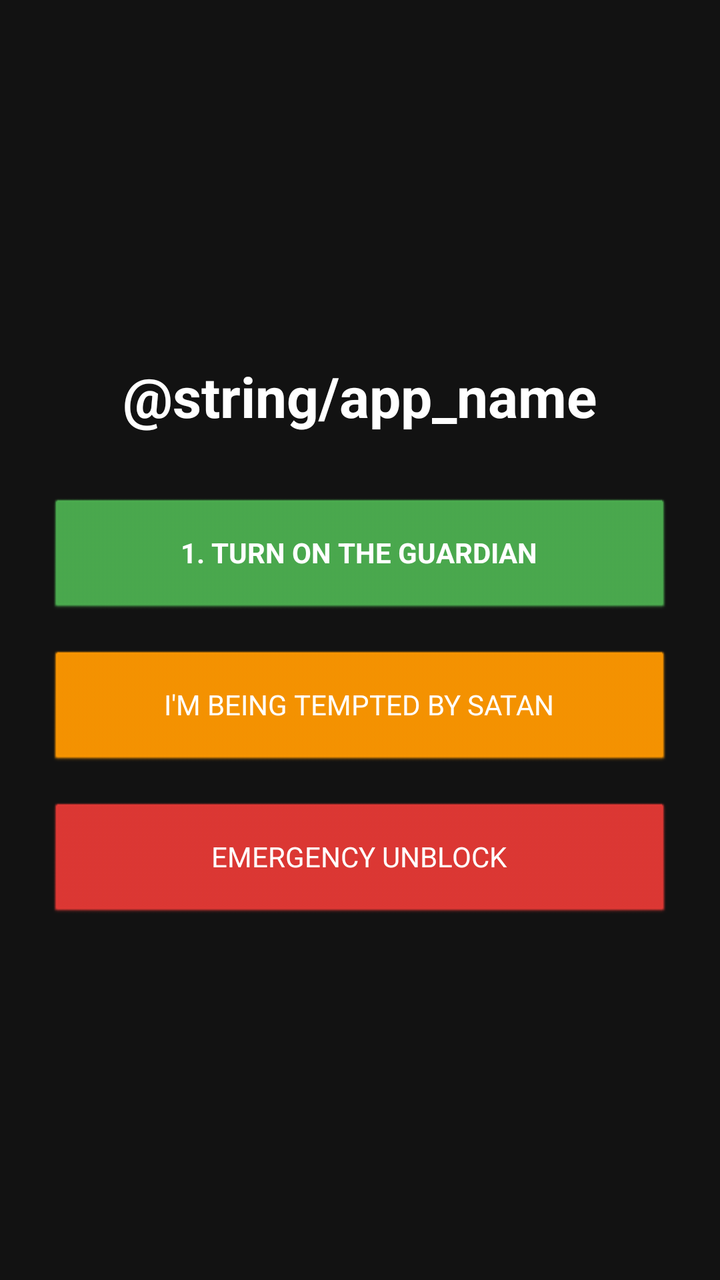
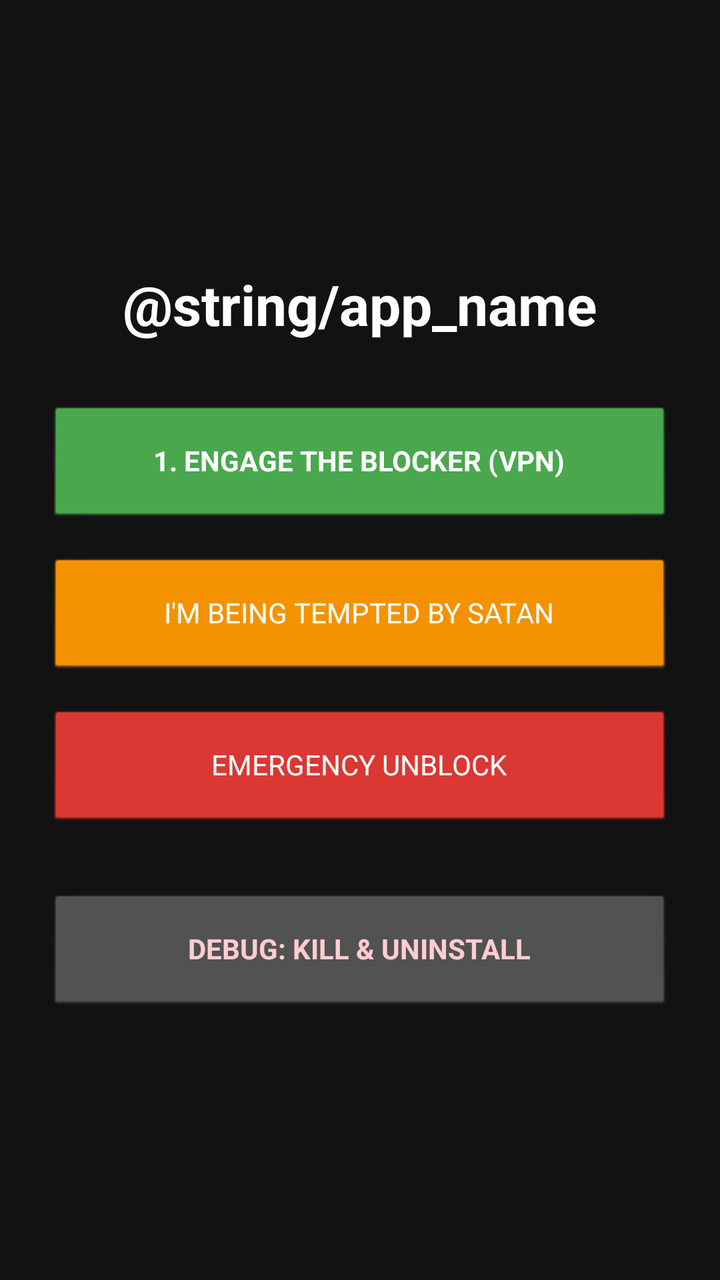

Before-and-after screenshots of an Android layout around one commit, followed by the original layout XML and the change that was made.
<!-- AndroidManifest.xml: application theme android:Theme.NoTitleBar -->
<!-- res/layout/activity_main.xml -->
<?xml version="1.0" encoding="utf-8"?>
<LinearLayout xmlns:android="http://schemas.android.com/apk/res/android"
    android:layout_width="match_parent" android:layout_height="match_parent"
    android:orientation="vertical" android:padding="24dp" android:gravity="center" android:background="#121212">
    <TextView android:layout_width="wrap_content" android:layout_height="wrap_content"
        android:text="@string/app_name" android:textColor="#FFFFFF" android:textSize="28sp" android:textStyle="bold" android:layout_marginBottom="32dp"/>
    <Button android:id="@+id/btnEnableGuardian" android:layout_width="match_parent" android:layout_height="60dp"
        android:text="1. TURN ON THE GUARDIAN" android:backgroundTint="#4CAF50" android:textColor="#FFFFFF" android:textStyle="bold" android:layout_marginBottom="16dp"/>
    <Button android:id="@+id/btnTrapAudio" android:layout_width="match_parent" android:layout_height="60dp"
        android:text="I'M BEING TEMPTED BY SATAN" android:backgroundTint="#FF9800" android:textColor="#FFFFFF" android:layout_marginBottom="16dp"/>
    <Button android:id="@+id/btnTrapBrick" android:layout_width="match_parent" android:layout_height="60dp"
        android:text="EMERGENCY UNBLOCK" android:backgroundTint="#E53935" android:textColor="#FFFFFF"/>
</LinearLayout>
<!-- resources referenced by this layout -->
<resources>

</resources>

<!-- the commit's change to res/layout/activity_main.xml (unified diff, before → after) -->
@@ -2,12 +2,21 @@
 <LinearLayout xmlns:android="http://schemas.android.com/apk/res/android"
     android:layout_width="match_parent" android:layout_height="match_parent"
     android:orientation="vertical" android:padding="24dp" android:gravity="center" android:background="#121212">
+
     <TextView android:layout_width="wrap_content" android:layout_height="wrap_content"
         android:text="@string/app_name" android:textColor="#FFFFFF" android:textSize="28sp" android:textStyle="bold" android:layout_marginBottom="32dp"/>
+
     <Button android:id="@+id/btnEnableGuardian" android:layout_width="match_parent" android:layout_height="60dp"
-        android:text="1. TURN ON THE GUARDIAN" android:backgroundTint="#4CAF50" android:textColor="#FFFFFF" android:textStyle="bold" android:layout_marginBottom="16dp"/>
+        android:text="1. ENGAGE THE BLOCKER (VPN)" android:backgroundTint="#4CAF50" android:textColor="#FFFFFF" android:textStyle="bold" android:layout_marginBottom="16dp"/>
+
     <Button android:id="@+id/btnTrapAudio" android:layout_width="match_parent" android:layout_height="60dp"
         android:text="I'M BEING TEMPTED BY SATAN" android:backgroundTint="#FF9800" android:textColor="#FFFFFF" android:layout_marginBottom="16dp"/>
+
     <Button android:id="@+id/btnTrapBrick" android:layout_width="match_parent" android:layout_height="60dp"
-        android:text="EMERGENCY UNBLOCK" android:backgroundTint="#E53935" android:textColor="#FFFFFF"/>
+        android:text="EMERGENCY UNBLOCK" android:backgroundTint="#E53935" android:textColor="#FFFFFF" android:layout_marginBottom="32dp"/>
+
+    
+    <Button android:id="@+id/btnDebugUninstall" android:layout_width="match_parent" android:layout_height="60dp"
+        android:text="DEBUG: KILL &amp; UNINSTALL" android:backgroundTint="#555555" android:textColor="#FFCDD2" android:textStyle="bold"/>
+
 </LinearLayout>
